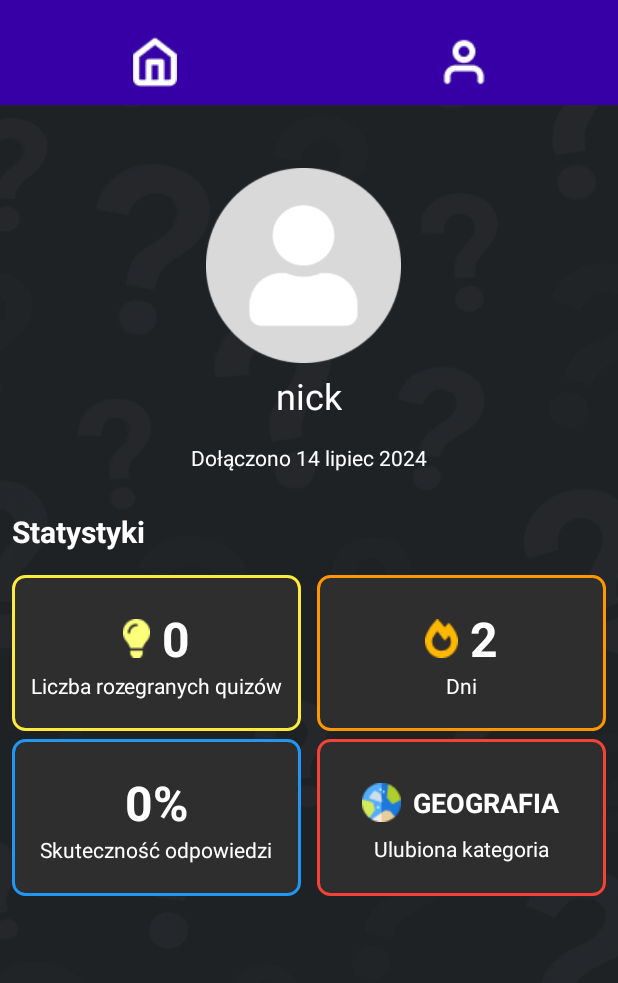
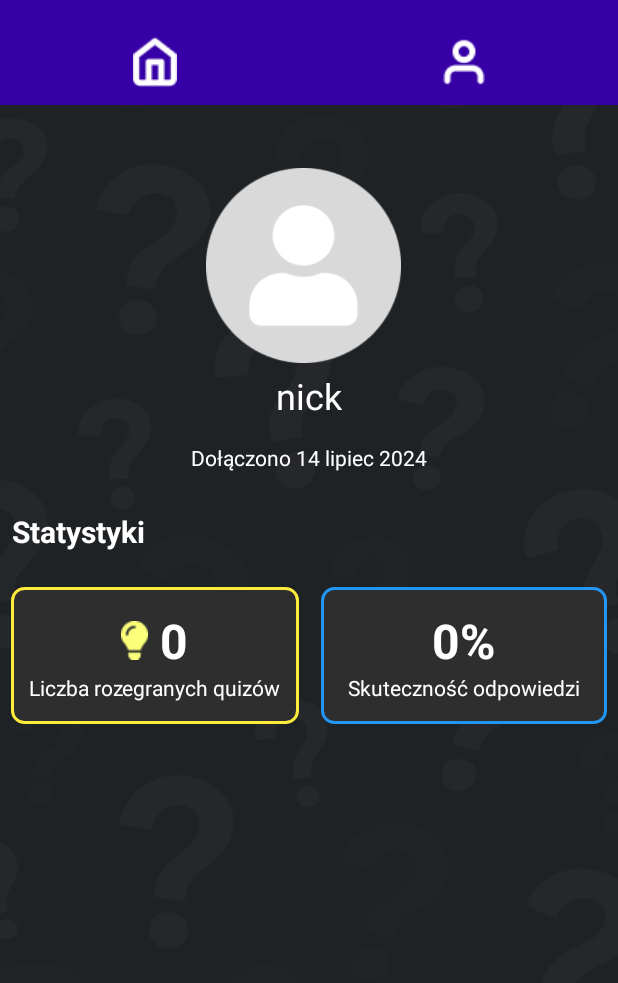
Before and after one commit to elmaccho/quizcraft, an Android app: the layout profil.xml on its own in the app's theme, with its tools: preview values and no code run, on a phone screen of 412 x 824 dp, the part 68-1051 px from its top. Run offline under Robolectric (Android 15) with nearby library versions, the phone set to English and light mode, and no system bars.

Commit message:
Poprawki wizualne

```diff
--- a/app/src/main/java/com/example/quizcraft/Profil.java
+++ b/app/src/main/java/com/example/quizcraft/Profil.java
@@ -30,7 +30,7 @@ import retrofit2.converter.gson.GsonConverterFactory;
 public class Profil extends AppCompatActivity {
 
     Button buttonHome;
-    private TextView tvNick, tvData, tvRozQuizy1, tvDni1, tvSku1, tvKategoria1;
+    private TextView tvNick, tvData, tvRozQuizy1, tvSku1;
     private ImageView ivProfil, cameraButton;
 
     @Override
@@ -41,9 +41,7 @@ public class Profil extends AppCompatActivity {
         tvNick = findViewById(R.id.tv_nick);
         tvData = findViewById(R.id.tv_data);
         tvRozQuizy1 = findViewById(R.id.tv_rozquizy1);
-        tvDni1 = findViewById(R.id.tv_dni1);
         tvSku1 = findViewById(R.id.tv_sku1);
-        tvKategoria1 = findViewById(R.id.tv_kategoria1);
         ivProfil = findViewById(R.id.iv_profil);
         buttonHome = findViewById(R.id.button_home);
 
@@ -91,13 +89,9 @@ public class Profil extends AppCompatActivity {
 
                         String username = jsonObject.get("username").getAsString();
                         String createdAt = jsonObject.has("created_at") && !jsonObject.get("created_at").isJsonNull() ? jsonObject.get("created_at").getAsString() : "";
-                        int gamesWon = jsonObject.get("games_won").getAsInt();
-                        int gamesDraw = jsonObject.get("games_draw").getAsInt();
-                        int gamesLost = jsonObject.get("game_lost").getAsInt();
                         int answers = jsonObject.get("answers").getAsInt();
                         int correctAnswers = jsonObject.get("correct_answers").getAsInt();
                         int allgames = jsonObject.get("quizzes_played").getAsInt();
-                        int dayStreak = jsonObject.get("day_streak").getAsInt();
 
                         String formattedDate = "";
                         if (!createdAt.isEmpty()) {
@@ -116,9 +110,7 @@ public class Profil extends AppCompatActivity {
                         tvNick.setText("@" + username);
                         tvData.setText(formattedDate);
                         tvRozQuizy1.setText(String.valueOf(allgames));
-                        tvDni1.setText(String.valueOf(dayStreak));
                         tvSku1.setText(effectiveness);
-                        tvKategoria1.setText("GEOGRAFIA");
 
                     } catch (IOException e) {
                         Toast.makeText(Profil.this, "Błąd parsowania danych", Toast.LENGTH_LONG).show();
--- a/app/src/main/res/layout/profil.xml
+++ b/app/src/main/res/layout/profil.xml
@@ -26,7 +26,7 @@
         android:layout_width="match_parent"
         android:layout_height="match_parent"
         android:orientation="vertical"
-        app:layout_constraintGuide_percent="0.5" />
+        app:layout_constraintGuide_percent="0.50121653" />
 
     <androidx.constraintlayout.widget.Guideline
         android:id="@+id/gl_v02"
@@ -89,7 +89,7 @@
         android:layout_width="match_parent"
         android:layout_height="match_parent"
         android:orientation="horizontal"
-        app:layout_constraintGuide_percent="0.65" />
+        app:layout_constraintGuide_percent="0.6497948" />
 
     <androidx.constraintlayout.widget.Guideline
         android:id="@+id/gl_h07"
@@ -103,7 +103,7 @@
         android:layout_width="match_parent"
         android:layout_height="match_parent"
         android:orientation="horizontal"
-        app:layout_constraintGuide_percent="0.52" />
+        app:layout_constraintGuide_percent="0.5212038" />
 
     <View
         android:id="@+id/bg_gora"
@@ -237,15 +237,15 @@
         android:id="@+id/linearLayout1"
         android:layout_width="0dp"
         android:layout_height="0dp"
-        android:layout_marginRight="5dp"
-        android:layout_marginBottom="2.5dp"
+        android:layout_margin="7.5dp"
         android:background="@drawable/rounded_corner_yellow"
         android:gravity="center"
         android:orientation="vertical"
-        app:layout_constraintBottom_toTopOf="@+id/gl_h06"
-        app:layout_constraintEnd_toStartOf="@+id/gl_v01"
-        app:layout_constraintStart_toStartOf="@+id/gl_v04"
-        app:layout_constraintTop_toBottomOf="@+id/gl_h08">
+        app:layout_constraintLeft_toLeftOf="parent"
+        app:layout_constraintRight_toRightOf="@id/gl_v01"
+        app:layout_constraintBottom_toBottomOf="@id/gl_h06"
+        app:layout_constraintTop_toTopOf="@id/gl_h08"
+        >
 
         <TextView
             android:id="@+id/tv_rozquizy1"
@@ -271,56 +271,18 @@
     </LinearLayout>
 
     <LinearLayout
-        android:id="@+id/linearLayout2"
-        android:layout_width="0dp"
-        android:layout_height="0dp"
-        android:layout_marginLeft="5dp"
-        android:layout_marginBottom="2.5dp"
-        android:background="@drawable/rounded_corner_orange"
-        android:gravity="center"
-        android:orientation="vertical"
-        app:layout_constraintBottom_toTopOf="@+id/gl_h06"
-        app:layout_constraintEnd_toStartOf="@+id/gl_v03"
-        app:layout_constraintStart_toStartOf="@+id/gl_v01"
-        app:layout_constraintTop_toBottomOf="@+id/gl_h08">
-
-        <TextView
-            android:id="@+id/tv_dni1"
-            android:layout_width="wrap_content"
-            android:layout_height="wrap_content"
-            android:text="2"
-            android:textSize="32sp"
-            android:textColor="#FFFFFF"
-            android:textStyle="bold"
-            android:drawableStart="@drawable/fire"
-            android:drawablePadding="8dp"/>
-
-        <TextView
-            android:id="@+id/tv_dni2"
-            android:layout_width="wrap_content"
-            android:layout_height="wrap_content"
-            android:text="Dni"
-            android:textSize="14sp"
-            android:textColor="#FFFFFF"
-            android:gravity="center"
-            />
-
-    </LinearLayout>
-
-    <LinearLayout
         android:id="@+id/linearLayout3"
         android:layout_width="0dp"
         android:layout_height="0dp"
-        android:layout_marginRight="5dp"
-        android:layout_marginTop="2.5dp"
+        android:layout_margin="7.5dp"
         android:background="@drawable/rounded_corner_blue"
         android:gravity="center"
         android:orientation="vertical"
-        app:layout_constraintBottom_toBottomOf="parent"
-        app:layout_constraintEnd_toStartOf="@+id/gl_v01"
-        app:layout_constraintStart_toStartOf="@+id/gl_v04"
-        app:layout_constraintTop_toTopOf="@+id/gl_h06"
-        app:layout_constraintBottom_toTopOf="@+id/gl_h07">
+        app:layout_constraintLeft_toLeftOf="@id/gl_v01"
+        app:layout_constraintRight_toRightOf="parent"
+        app:layout_constraintBottom_toBottomOf="@id/gl_h06"
+        app:layout_constraintTop_toTopOf="@id/gl_h08"
+        >
 
         <TextView
             android:id="@+id/tv_sku1"
@@ -343,44 +305,4 @@
 
     </LinearLayout>
 
-    <LinearLayout
-        android:id="@+id/linearLayout4"
-        android:layout_width="0dp"
-        android:layout_height="0dp"
-        android:layout_marginTop="2.5dp"
-        android:layout_marginLeft="5dp"
-        android:background="@drawable/rounded_corner_red"
-        android:gravity="center"
-        android:orientation="vertical"
-        app:layout_constraintBottom_toBottomOf="parent"
-        app:layout_constraintBottom_toTopOf="@+id/gl_h07"
-        app:layout_constraintEnd_toStartOf="@+id/gl_v03"
-        app:layout_constraintStart_toStartOf="@+id/gl_v01"
-        app:layout_constraintTop_toTopOf="@+id/gl_h06">
-
-        <TextView
-            android:id="@+id/tv_kategoria1"
-            android:layout_width="wrap_content"
-            android:layout_height="42dp"
-            android:text="GEOGRAFIA"
-            android:gravity="center"
-            android:textColor="#FFFFFF"
-            android:textSize="18sp"
-            android:textStyle="bold"
-            android:drawableStart="@drawable/geo"
-            android:drawablePadding="8dp"/>
-
-        <TextView
-            android:id="@+id/tv_kategoria2"
-            android:layout_width="wrap_content"
-            android:layout_height="wrap_content"
-            android:text="Ulubiona kategoria"
-            android:textSize="14sp"
-            android:textColor="#FFFFFF"
-            android:gravity="center"
-            />
-
-    </LinearLayout>
-
-
 </androidx.constraintlayout.widget.ConstraintLayout>
```
